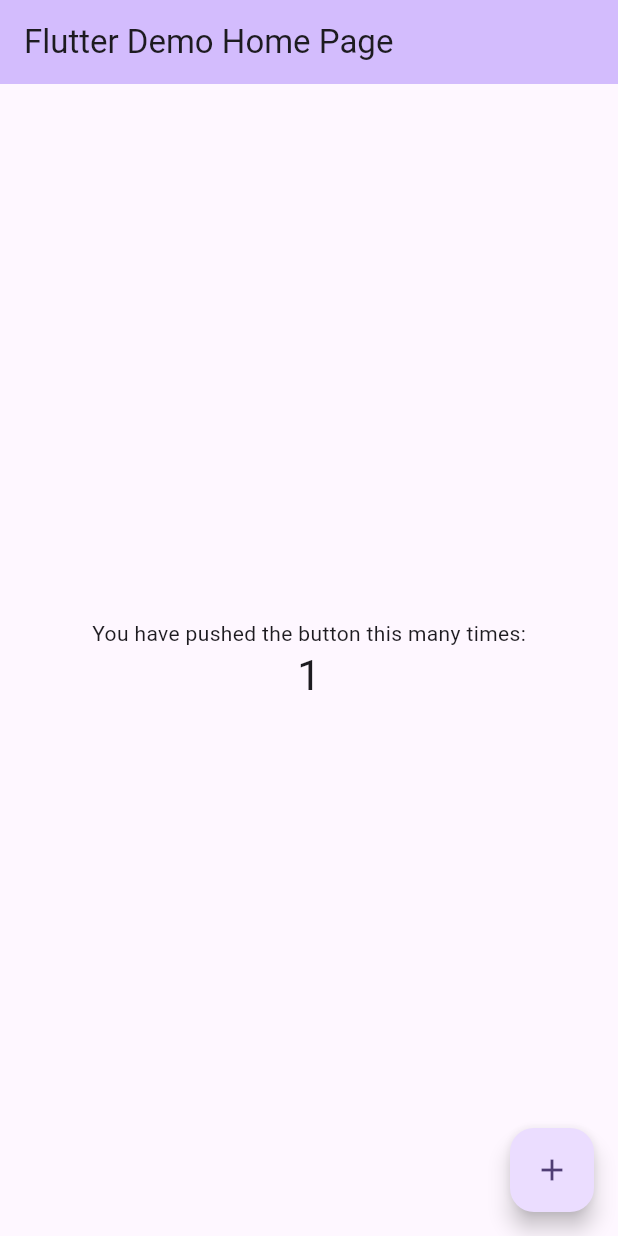
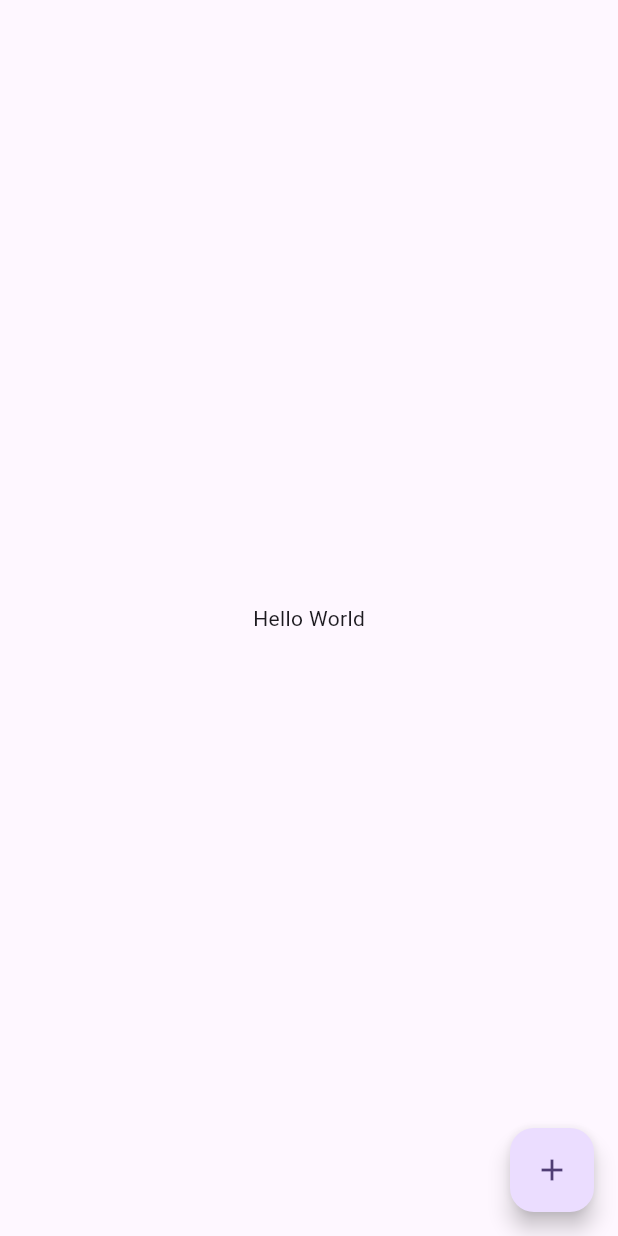
Before and after one commit to MohamedNaif/note_app, a Flutter app: the screen it shows after launch, after a tap on the "add" icon, on a phone screen of 412 x 824 dp. Run offline on Flutter 3.47's test engine with Material 3 defaults, Android fonts, the phone set to English and light mode, and no system bars.

```diff
--- /dev/null
+++ b/lib/constant.dart
@@ -0,0 +1,14 @@
+
+
+import 'package:flutter/material.dart';
+import 'package:flutter/animation.dart';
+
+const kPrimaryColor = Color(0xff62FCD7);
+const kNotesBox = 'notes_box';
+List<Color> kColors = const [
+  Color(0xffAC3931),
+  Color(0xffE5D352),
+  Color(0xffD9E76C),
+  Color(0xff537D8D),
+  Color(0xff482C3D),
+];
--- a/lib/main.dart
+++ b/lib/main.dart
@@ -11,101 +11,29 @@ class MyApp extends StatelessWidget {
   @override
   Widget build(BuildContext context) {
     return MaterialApp(
-      title: 'Flutter Demo',
+      debugShowCheckedModeBanner: false,
       theme: ThemeData(
-
         colorScheme: ColorScheme.fromSeed(seedColor: Colors.deepPurple),
         useMaterial3: true,
       ),
-      home: const MyHomePage(title: 'Flutter Demo Home Page'),
+      home: const NotesApp(),
     );
   }
 }
 
-class MyHomePage extends StatefulWidget {
-  const MyHomePage({super.key, required this.title});
-
-  // This widget is the home page of your application. It is stateful, meaning
-  // that it has a State object (defined below) that contains fields that affect
-  // how it looks.
-
-  // This class is the configuration for the state. It holds the values (in this
-  // case the title) provided by the parent (in this case the App widget) and
-  // used by the build method of the State. Fields in a Widget subclass are
-  // always marked "final".
-
-  final String title;
-
-  @override
-  State<MyHomePage> createState() => _MyHomePageState();
-}
-
-class _MyHomePageState extends State<MyHomePage> {
-  int _counter = 0;
-
-  void _incrementCounter() {
-    setState(() {
-      // This call to setState tells the Flutter framework that something has
-      // changed in this State, which causes it to rerun the build method below
-      // so that the display can reflect the updated values. If we changed
-      // _counter without calling setState(), then the build method would not be
-      // called again, and so nothing would appear to happen.
-      _counter++;
-    });
-  }
+class NotesApp extends StatelessWidget {
+  const NotesApp({super.key});
 
   @override
   Widget build(BuildContext context) {
-    // This method is rerun every time setState is called, for instance as done
-    // by the _incrementCounter method above.
-    //
-    // The Flutter framework has been optimized to make rerunning build methods
-    // fast, so that you can just rebuild anything that needs updating rather
-    // than having to individually change instances of widgets.
     return Scaffold(
-      appBar: AppBar(
-        // TRY THIS: Try changing the color here to a specific color (to
-        // Colors.amber, perhaps?) and trigger a hot reload to see the AppBar
-        // change color while the other colors stay the same.
-        backgroundColor: Theme.of(context).colorScheme.inversePrimary,
-        // Here we take the value from the MyHomePage object that was created by
-        // the App.build method, and use it to set our appbar title.
-        title: Text(widget.title),
-      ),
-      body: Center(
-        // Center is a layout widget. It takes a single child and positions it
-        // in the middle of the parent.
-        child: Column(
-          // Column is also a layout widget. It takes a list of children and
-          // arranges them vertically. By default, it sizes itself to fit its
-          // children horizontally, and tries to be as tall as its parent.
-          //
-          // Column has various properties to control how it sizes itself and
-          // how it positions its children. Here we use mainAxisAlignment to
-          // center the children vertically; the main axis here is the vertical
-          // axis because Columns are vertical (the cross axis would be
-          // horizontal).
-          //
-          // TRY THIS: Invoke "debug painting" (choose the "Toggle Debug Paint"
-          // action in the IDE, or press "p" in the console), to see the
-          // wireframe for each widget.
-          mainAxisAlignment: MainAxisAlignment.center,
-          children: <Widget>[
-            const Text(
-              'You have pushed the button this many times:',
-            ),
-            Text(
-              '$_counter',
-              style: Theme.of(context).textTheme.headlineMedium,
-            ),
-          ],
-        ),
+      body: const Center(
+        child: Text('Hello World'),
       ),
       floatingActionButton: FloatingActionButton(
-        onPressed: _incrementCounter,
-        tooltip: 'Increment',
+        onPressed: () {},
         child: const Icon(Icons.add),
-      ), // This trailing comma makes auto-formatting nicer for build methods.
+      ), //
     );
   }
 }
```
